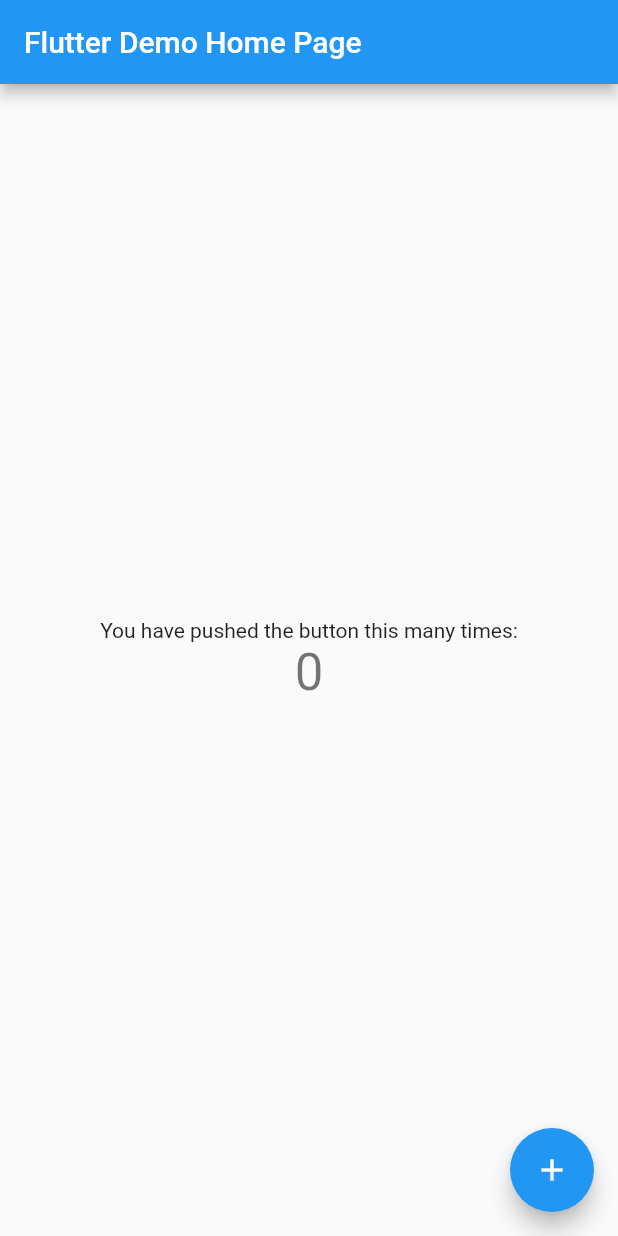
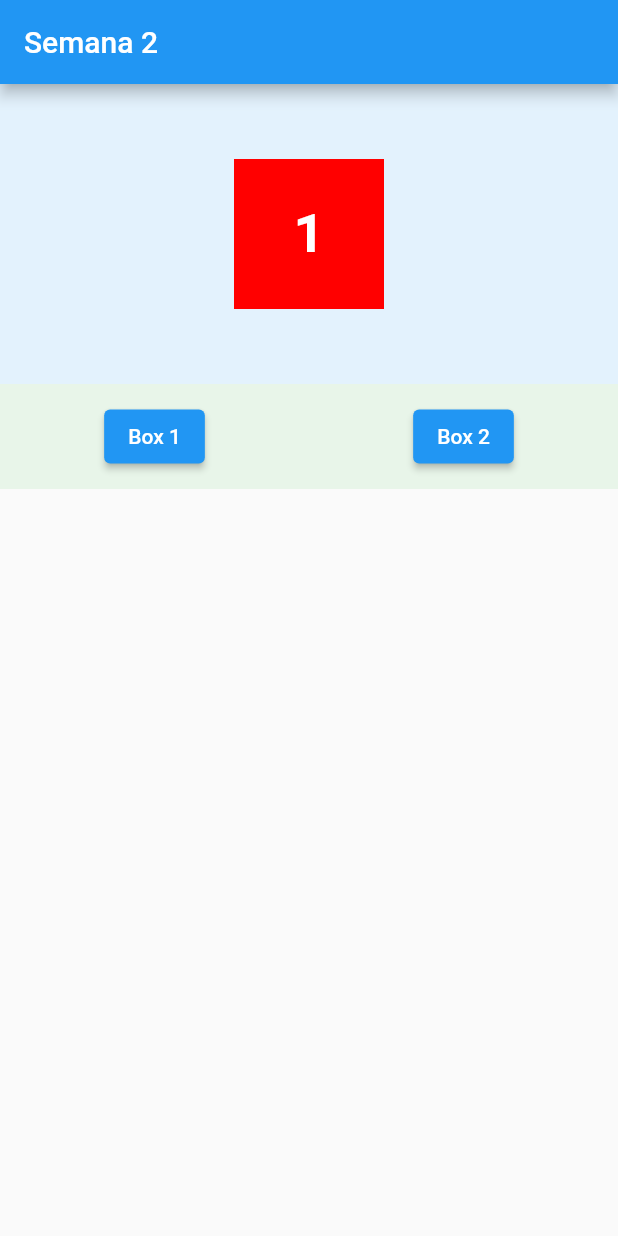
Before and after one commit to Felipe80/DAM020_2022_1, a Flutter app: the screen it shows after launch, on a phone screen of 412 x 824 dp. Run offline on Flutter 3.47's test engine with Material 2 defaults, Android fonts, the phone set to English and light mode, and no system bars; our stand-ins replace material_design_icons_flutter.

Commit message:
semana 2

```diff
--- a/semana02/clase_sem_2/analysis_options.yaml
+++ b/semana02/clase_sem_2/analysis_options.yaml
@@ -22,6 +22,7 @@
   # `// ignore_for_file: name_of_lint` syntax on the line or in the file
   # producing the lint.
   rules:
+    prefer_const_constructor
     # avoid_print: false  # Uncomment to disable the `avoid_print` rule
     # prefer_single_quotes: true  # Uncomment to enable the `prefer_single_quotes` rule
 
--- a/semana02/clase_sem_2/lib/main.dart
+++ b/semana02/clase_sem_2/lib/main.dart
@@ -1,3 +1,6 @@
+import 'package:clase_sem_2/pages/ejemplo_1.dart';
+import 'package:clase_sem_2/pages/ejemplo_2.dart';
+import 'package:clase_sem_2/pages/ejemplo_3.dart';
 import 'package:flutter/material.dart';
 
 void main() {
@@ -11,6 +14,7 @@
   @override
   Widget build(BuildContext context) {
     return MaterialApp(
+      debugShowCheckedModeBanner: false,
       title: 'Flutter Demo',
       theme: ThemeData(
         // This is the theme of your application.
@@ -24,92 +28,7 @@
         // is not restarted.
         primarySwatch: Colors.blue,
       ),
-      home: const MyHomePage(title: 'Flutter Demo Home Page'),
+      home: Ejemplo3(),
     );
   }
 }
-
-class MyHomePage extends StatefulWidget {
-  const MyHomePage({Key? key, required this.title}) : super(key: key);
-
-  // This widget is the home page of your application. It is stateful, meaning
-  // that it has a State object (defined below) that contains fields that affect
-  // how it looks.
-
-  // This class is the configuration for the state. It holds the values (in this
-  // case the title) provided by the parent (in this case the App widget) and
-  // used by the build method of the State. Fields in a Widget subclass are
-  // always marked "final".
-
-  final String title;
-
-  @override
-  State<MyHomePage> createState() => _MyHomePageState();
-}
-
-class _MyHomePageState extends State<MyHomePage> {
-  int _counter = 0;
-
-  void _incrementCounter() {
-    setState(() {
-      // This call to setState tells the Flutter framework that something has
-      // changed in this State, which causes it to rerun the build method below
-      // so that the display can reflect the updated values. If we changed
-      // _counter without calling setState(), then the build method would not be
-      // called again, and so nothing would appear to happen.
-      _counter++;
-    });
-  }
-
-  @override
-  Widget build(BuildContext context) {
-    // This method is rerun every time setState is called, for instance as done
-    // by the _incrementCounter method above.
-    //
-    // The Flutter framework has been optimized to make rerunning build methods
-    // fast, so that you can just rebuild anything that needs updating rather
-    // than having to individually change instances of widgets.
-    return Scaffold(
-      appBar: AppBar(
-        // Here we take the value from the MyHomePage object that was created by
-        // the App.build method, and use it to set our appbar title.
-        title: Text(widget.title),
-      ),
-      body: Center(
-        // Center is a layout widget. It takes a single child and positions it
-        // in the middle of the parent.
-        child: Column(
-          // Column is also a layout widget. It takes a list of children and
-          // arranges them vertically. By default, it sizes itself to fit its
-          // children horizontally, and tries to be as tall as its parent.
-          //
-          // Invoke "debug painting" (press "p" in the console, choose the
-          // "Toggle Debug Paint" action from the Flutter Inspector in Android
-          // Studio, or the "Toggle Debug Paint" command in Visual Studio Code)
-          // to see the wireframe for each widget.
-          //
-          // Column has various properties to control how it sizes itself and
-          // how it positions its children. Here we use mainAxisAlignment to
-          // center the children vertically; the main axis here is the vertical
-          // axis because Columns are vertical (the cross axis would be
-          // horizontal).
-          mainAxisAlignment: MainAxisAlignment.center,
-          children: <Widget>[
-            const Text(
-              'You have pushed the button this many times:',
-            ),
-            Text(
-              '$_counter',
-              style: Theme.of(context).textTheme.headline4,
-            ),
-          ],
-        ),
-      ),
-      floatingActionButton: FloatingActionButton(
-        onPressed: _incrementCounter,
-        tooltip: 'Increment',
-        child: const Icon(Icons.add),
-      ), // This trailing comma makes auto-formatting nicer for build methods.
-    );
-  }
-}
--- /dev/null
+++ b/semana02/clase_sem_2/lib/pages/ejemplo_3.dart
@@ -0,0 +1,65 @@
+import 'package:clase_sem_2/widgets/ejemplo_box.dart';
+import 'package:flutter/material.dart';
+
+class Ejemplo3 extends StatefulWidget {
+  const Ejemplo3({Key? key}) : super(key: key);
+
+  @override
+  State<Ejemplo3> createState() => _Ejemplo3State();
+}
+
+class _Ejemplo3State extends State<Ejemplo3> {
+  int stackIndex = 0;
+
+  @override
+  Widget build(BuildContext context) {
+    return Scaffold(
+      appBar: AppBar(
+        title: Text('Semana 2'),
+      ),
+      body: Column(
+        children: [
+          Container(
+            alignment: Alignment.center,
+            color: Colors.blue.shade50,
+            height: 200,
+            width: double.infinity,
+            child: IndexedStack(
+              index: stackIndex,
+              children: [
+                EjemploBox(texto: '1', color: 0xFFFF0000, ancho: 100, alto: 100),
+                EjemploBox(texto: '2', color: 0xFF0000FF, ancho: 100, alto: 100),
+              ],
+            ),
+          ),
+          Container(
+            color: Colors.green.shade50,
+            height: 70,
+            width: double.infinity,
+            child: Row(
+              mainAxisAlignment: MainAxisAlignment.spaceAround,
+              children: [
+                ElevatedButton(
+                  child: Text('Box 1'),
+                  onPressed: () {
+                    setState(() {
+                      stackIndex = 0;
+                    });
+                  },
+                ),
+                ElevatedButton(
+                  child: Text('Box 2'),
+                  onPressed: () {
+                    setState(() {
+                      stackIndex = 1;
+                    });
+                  },
+                ),
+              ],
+            ),
+          ),
+        ],
+      ),
+    );
+  }
+}
--- /dev/null
+++ b/semana02/clase_sem_2/lib/widgets/ejemplo_box.dart
@@ -0,0 +1,34 @@
+import 'package:flutter/material.dart';
+
+class EjemploBox extends StatelessWidget {
+  final String texto;
+  final double ancho;
+  final double alto;
+  final int color;
+
+  const EjemploBox({
+    this.texto = '',
+    this.ancho = 100,
+    this.alto = double.infinity,
+    this.color = 0xFFFFFFFF,
+    Key? key,
+  }) : super(key: key);
+
+  @override
+  Widget build(BuildContext context) {
+    return Container(
+      alignment: Alignment.center,
+      width: this.ancho,
+      height: this.alto,
+      color: Color(this.color),
+      child: Text(
+        this.texto,
+        style: TextStyle(
+          color: Colors.white,
+          fontSize: 36,
+          fontWeight: FontWeight.bold,
+        ),
+      ),
+    );
+  }
+}
--- a/semana02/clase_sem_2/pubspec.yaml
+++ b/semana02/clase_sem_2/pubspec.yaml
@@ -34,6 +34,7 @@
   # The following adds the Cupertino Icons font to your application.
   # Use with the CupertinoIcons class for iOS style icons.
   cupertino_icons: ^1.0.2
+  material_design_icons_flutter: ^5.0.6595
 
 dev_dependencies:
   flutter_test:
```
Also changed, not shown: semana02/clase_sem_2/lib/pages/ejemplo_1.dart (added, +55 -0 lines), semana02/clase_sem_2/lib/pages/ejemplo_2.dart (added, +48 -0 lines), semana02/clase_sem_2/pubspec.lock.
